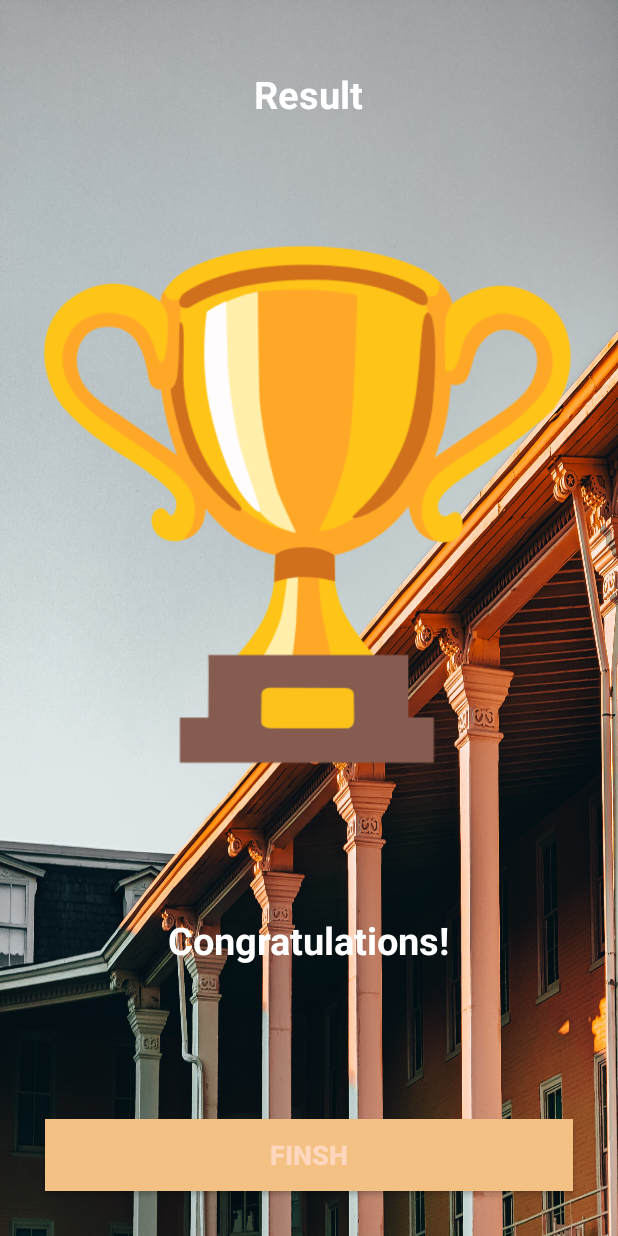
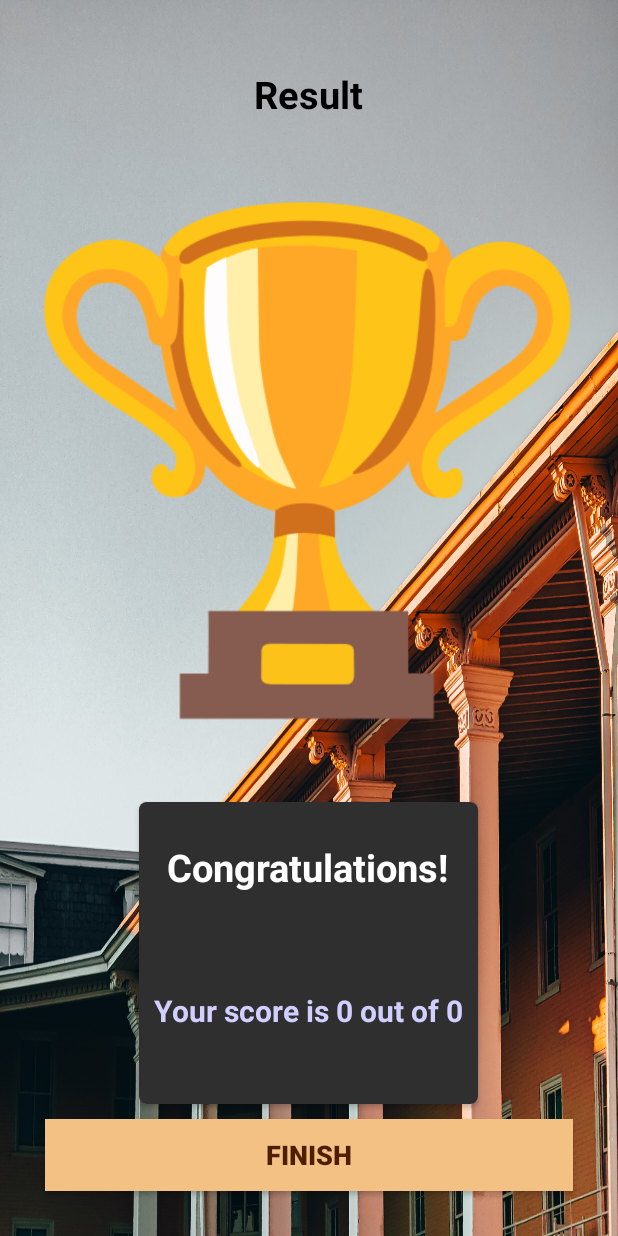
Before and after one commit to Picalfer/TestQuizApp, an Android app: the ResultActivity screen opened directly, with no data from a screen before it, on a phone screen of 412 x 824 dp. Run offline under Robolectric (Android 15) with nearby library versions, the phone set to English and light mode, and no system bars.

Commit message:
result activity class done

```diff
--- a/app/src/main/java/com/example/testquizapp/Constants.kt
+++ b/app/src/main/java/com/example/testquizapp/Constants.kt
@@ -1,6 +1,12 @@
 package com.example.testquizapp
 
+import android.view.inputmethod.CorrectionInfo
+
 object Constants {
+
+    const val USER_NAME: String = "user_name"
+    const val TOTAL_QUESTIONS: String = "total_question"
+    const val CORRECT_ANSWERS: String = "correct_answers"
 
     fun getQuestions(): ArrayList<Question> {
         val questionsList = ArrayList<Question>()
--- a/app/src/main/java/com/example/testquizapp/MainActivity.kt
+++ b/app/src/main/java/com/example/testquizapp/MainActivity.kt
@@ -21,6 +21,7 @@ class MainActivity : AppCompatActivity() {
                 Toast.makeText(this, "Please enter your name", Toast.LENGTH_SHORT).show()
             } else {
                 val intent = Intent(this, QuizQuestionsActivity::class.java)
+                intent.putExtra(Constants.USER_NAME, binding.etName.text.toString())
                 startActivity(intent)
                 finish()
             }
--- a/app/src/main/java/com/example/testquizapp/ResultActivity.kt
+++ b/app/src/main/java/com/example/testquizapp/ResultActivity.kt
@@ -1,11 +1,31 @@
 package com.example.testquizapp
 
+import android.app.Instrumentation.ActivityResult
+import android.content.Intent
 import androidx.appcompat.app.AppCompatActivity
 import android.os.Bundle
+import com.example.testquizapp.databinding.ActivityQuizQuestionsBinding
+import com.example.testquizapp.databinding.ActivityResultBinding
 
 class ResultActivity : AppCompatActivity() {
+
+    private lateinit var binding: ActivityResultBinding
     override fun onCreate(savedInstanceState: Bundle?) {
         super.onCreate(savedInstanceState)
-        setContentView(R.layout.activity_result)
+        binding = ActivityResultBinding.inflate(layoutInflater)
+        val view = binding.root
+        setContentView(view)
+
+        val userName = intent.getStringExtra(Constants.USER_NAME)
+        binding.tvName.text = userName
+        val totalQuestions = intent.getIntExtra(Constants.TOTAL_QUESTIONS, 0)
+        val correctQuestions = intent.getIntExtra(Constants.CORRECT_ANSWERS, 0)
+
+        binding.tvScore.text = "Your score is $correctQuestions out of $totalQuestions"
+
+        binding.btnSubmit.setOnClickListener {
+            startActivity(Intent(this, MainActivity::class.java))
+            finish()
+        }
     }
 }
--- a/app/src/main/res/layout/activity_result.xml
+++ b/app/src/main/res/layout/activity_result.xml
@@ -5,6 +5,7 @@
     android:layout_width="match_parent"
     android:layout_height="match_parent"
     android:background="@drawable/ic_bg"
+    android:weightSum="10"
     android:gravity="center_horizontal"
     android:orientation="vertical"
     android:padding="20dp"
@@ -16,7 +17,7 @@
         android:layout_height="wrap_content"
         android:layout_marginTop="25dp"
         android:text="Result"
-        android:textColor="@color/white"
+        android:textColor="#000000"
         android:textSize="25sp"
         android:textStyle="bold" />
 
@@ -27,6 +28,20 @@
         android:layout_weight="6"
         android:contentDescription="image"
         android:src="@drawable/ic_trophy" />
+
+    <androidx.cardview.widget.CardView
+        android:layout_width="wrap_content"
+        android:layout_height="240dp"
+        app:cardCornerRadius="5dp"
+        android:layout_weight="4">
+
+        <LinearLayout
+            android:layout_width="match_parent"
+            android:padding="10dp"
+            android:background="#D0000000"
+            android:layout_height="match_parent"
+            android:gravity="center_horizontal"
+            android:orientation="vertical">
 
             <TextView
                 android:id="@+id/tv_congratulations"
@@ -57,6 +72,9 @@
                 android:textSize="20sp"
                 android:textStyle="bold"
                 tools:text="Your score is 9 out of 10" />
+        </LinearLayout>
+
+    </androidx.cardview.widget.CardView>
 
     <Button
         android:id="@+id/btn_submit"
@@ -64,8 +82,8 @@
         android:layout_height="wrap_content"
         android:layout_margin="10dp"
         android:background="#F3C184"
-        android:text="FINSH"
-        android:textColor="#FFD7BE"
+        android:text="FINISH"
+        android:textColor="#4E1E00"
         android:textSize="18sp"
         android:textStyle="bold" />
 
```
Also changed, not shown: app/src/main/java/com/example/testquizapp/QuizQuestionsActivity.kt (+10 -5 lines). Lines whose indentation alone changed are shown as unchanged.
